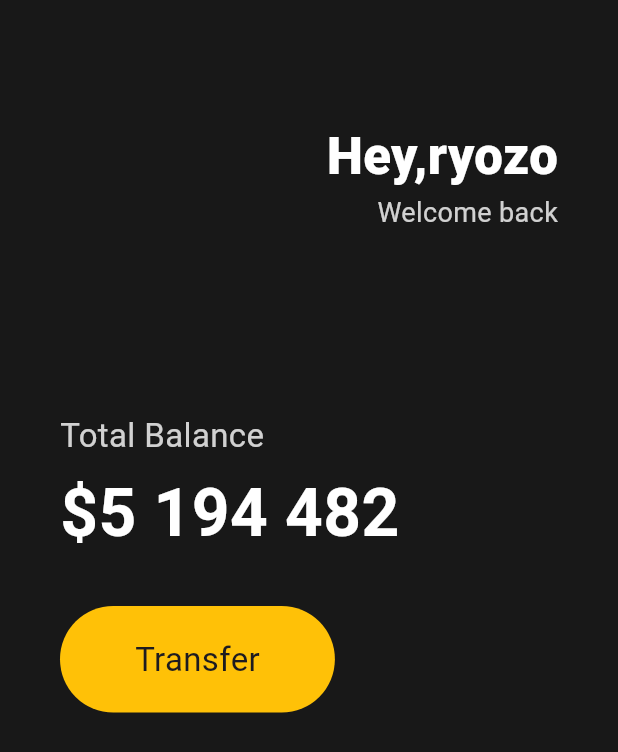
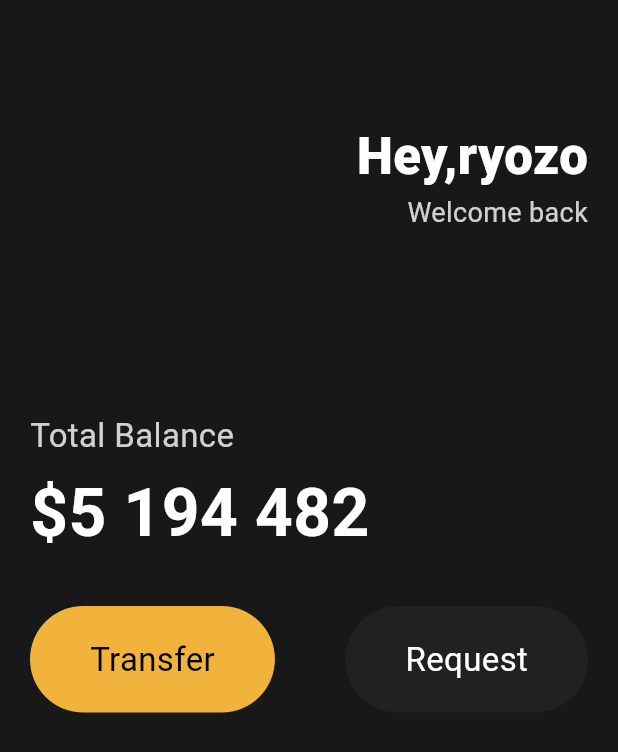
Before and after one commit to ryozo7/learn_flutter, a Flutter app: the screen it shows after launch, on a phone screen of 412 x 824 dp. Shown: the top 752 px of the screen. Run offline on Flutter 3.47's test engine with Material 3 defaults, Android fonts, the phone set to English and light mode, and no system bars.

Commit message:
:+1: #3.5 Reusable Widgets
https://nomadcoders.co/flutter-for-beginners/lectures/4144

```diff
--- a/lib/main.dart
+++ b/lib/main.dart
@@ -1,6 +1,7 @@
 import 'package:flutter/foundation.dart';
 import 'package:flutter/material.dart';
 import 'package:flutter/services.dart';
+import 'package:toonflix/widget/Button.dart';
 
 void main() {
   runApp(const App());
@@ -15,7 +16,9 @@ class App extends StatelessWidget {
       home: Scaffold(
         backgroundColor: const Color(0xFF181818),
         body: Padding(
-          padding: const EdgeInsets.symmetric(horizontal: 40),
+          padding: const EdgeInsets.symmetric(
+            horizontal: 20,
+          ),
           child: Column(
             crossAxisAlignment: CrossAxisAlignment.start,
             children: [
@@ -71,25 +74,18 @@ class App extends StatelessWidget {
               const SizedBox(
                 height: 30,
               ),
-              Row(
+              const Row(
+                mainAxisAlignment: MainAxisAlignment.spaceBetween,
                 children: [
-                  Container(
-                    decoration: BoxDecoration(
-                      color: Colors.amber,
-                      borderRadius: BorderRadius.circular(50),
-                    ),
-                    child: const Padding(
-                      padding: EdgeInsets.symmetric(
-                        vertical: 20,
-                        horizontal: 50,
-                      ),
-                      child: Text(
-                        "Transfer",
-                        style: TextStyle(
-                          fontSize: 22,
-                        ),
-                      ),
-                    ),
+                  Button(
+                    text: "Transfer",
+                    bgColor: Color(0xFFF1B33B),
+                    textColor: Colors.black,
+                  ),
+                  Button(
+                    text: "Request",
+                    bgColor: Color(0xFF1F2123),
+                    textColor: Colors.white,
                   ),
                 ],
               ),
--- /dev/null
+++ b/lib/widget/button.dart
@@ -0,0 +1,37 @@
+import 'package:flutter/material.dart';
+
+class Button extends StatelessWidget {
+  final String text;
+  final Color bgColor;
+  final Color textColor;
+
+  const Button(
+      {super.key,
+      required this.text,
+      required this.bgColor,
+      required this.textColor});
+
+  @override
+  Widget build(BuildContext context) {
+    // TODO: implement build
+    return Container(
+      decoration: BoxDecoration(
+        color: bgColor,
+        borderRadius: BorderRadius.circular(50),
+      ),
+      child: Padding(
+        padding: const EdgeInsets.symmetric(
+          vertical: 20,
+          horizontal: 40,
+        ),
+        child: Text(
+          text,
+          style: TextStyle(
+            color: textColor,
+            fontSize: 22,
+          ),
+        ),
+      ),
+    );
+  }
+}
```
